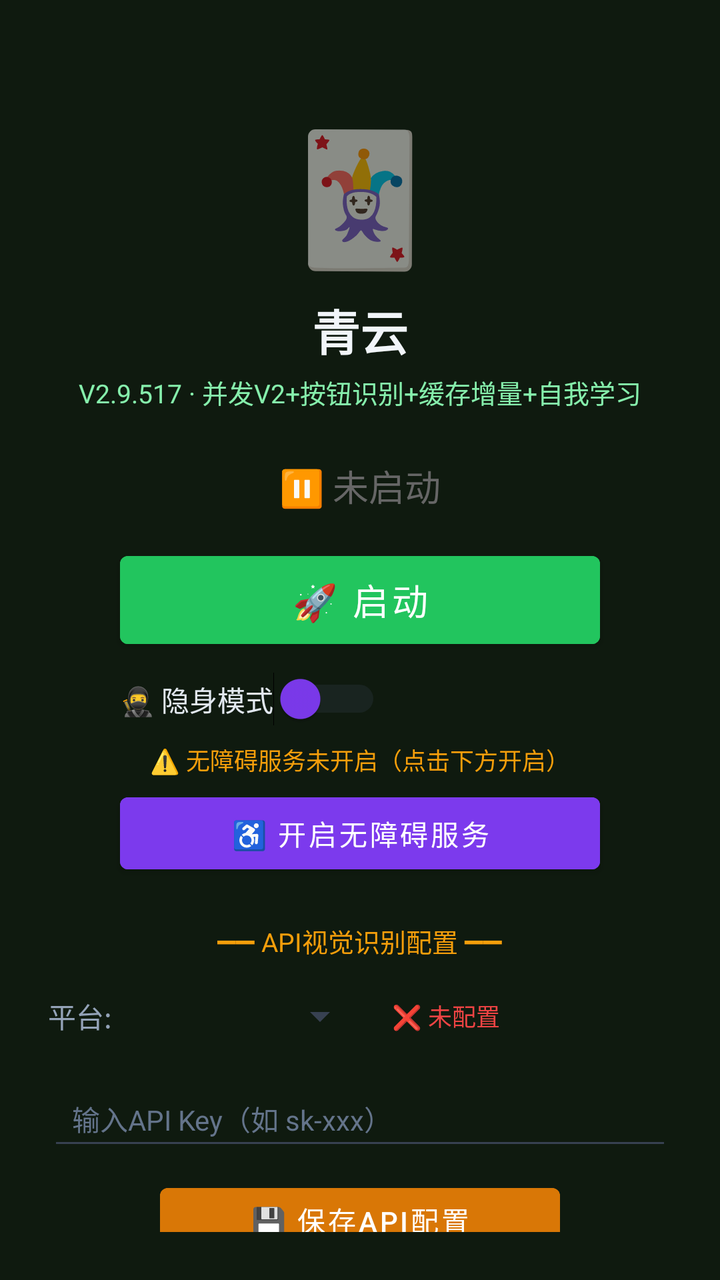
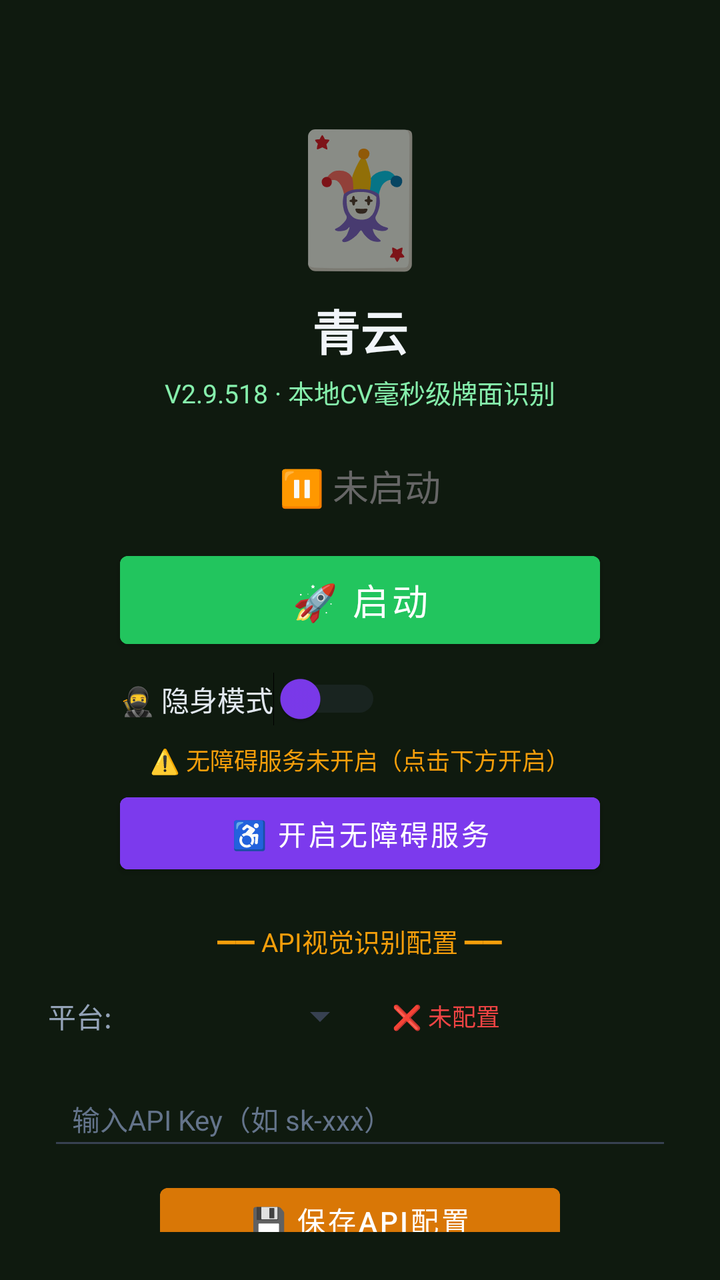

Two renders of the same Android screen: before a commit and after it. Below are the layout's source before the change and the commit's diff.
<!-- AndroidManifest.xml: activity theme Theme.MjScreenshot -->
<!-- res/layout/activity_main.xml -->
<?xml version="1.0" encoding="utf-8"?>
<LinearLayout xmlns:android="http://schemas.android.com/apk/res/android"
    android:layout_width="match_parent"
    android:layout_height="match_parent"
    android:orientation="vertical"
    android:background="#0f1a0f"
    android:padding="24dp"
    android:gravity="center_horizontal">

    <TextView
        android:layout_width="wrap_content"
        android:layout_height="wrap_content"
        android:text="🃏"
        android:textSize="64sp"
        android:layout_marginTop="30dp" />

    <TextView
        android:layout_width="wrap_content"
        android:layout_height="wrap_content"
        android:text="青云"
        android:textSize="24sp"
        android:textColor="#f1f5f9"
        android:textStyle="bold"
        android:layout_marginTop="8dp" />

    <TextView
        android:layout_width="wrap_content"
        android:layout_height="wrap_content"
        android:text="V2.9.517 · 并发V2+按钮识别+缓存增量+自我学习"
        android:textSize="13sp"
        android:textColor="#86efac"
        android:layout_marginTop="4dp" />

    <TextView
        android:id="@+id/tvStatus"
        android:layout_width="wrap_content"
        android:layout_height="wrap_content"
        android:text="⏸ 未启动"
        android:textSize="18sp"
        android:textColor="#666666"
        android:layout_marginTop="24dp" />

    <Button
        android:id="@+id/btnStart"
        android:layout_width="240dp"
        android:layout_height="56dp"
        android:text="🚀 启动"
        android:textSize="18sp"
        android:textColor="#ffffff"
        android:backgroundTint="#22c55e"
        android:layout_marginTop="16dp" />

    <Button
        android:id="@+id/btnHelper"
        android:layout_width="240dp"
        android:layout_height="56dp"
        android:text="🃏 打开智囊"
        android:textSize="16sp"
        android:textColor="#ffffff"
        android:backgroundTint="#16a34a"
        android:layout_marginTop="12dp"
        android:visibility="gone" />

    
    <LinearLayout
        android:layout_width="240dp"
        android:layout_height="wrap_content"
        android:orientation="horizontal"
        android:gravity="center_vertical"
        android:layout_marginTop="8dp">

        <Switch
            android:id="@+id/switchStealth"
            android:layout_width="wrap_content"
            android:layout_height="wrap_content"
            android:text="🥷 隐身模式"
            android:textColor="#e2e8f0"
            android:textSize="14sp"
            android:thumbTint="#7c3aed"
            android:trackTint="#374151" />
    </LinearLayout>

    <TextView
        android:id="@+id/tvAccessibilityStatus"
        android:layout_width="wrap_content"
        android:layout_height="wrap_content"
        android:text="⚠️ 无障碍服务未开启（点击下方开启）"
        android:textSize="12sp"
        android:textColor="#f59e0b"
        android:layout_marginTop="8dp"
        android:gravity="center" />

    <Button
        android:id="@+id/btnAccessibility"
        android:layout_width="240dp"
        android:layout_height="48dp"
        android:text="♿ 开启无障碍服务"
        android:textSize="14sp"
        android:textColor="#ffffff"
        android:backgroundTint="#7c3aed"
        android:layout_marginTop="4dp" />

    <TextView
        android:layout_width="wrap_content"
        android:layout_height="wrap_content"
        android:text="━━ API视觉识别配置 ━━"
        android:textSize="13sp"
        android:textColor="#f59e0b"
        android:layout_marginTop="20dp" />

    <LinearLayout
        android:layout_width="match_parent"
        android:layout_height="wrap_content"
        android:orientation="horizontal"
        android:layout_marginTop="8dp"
        android:gravity="center_vertical">

        <TextView
            android:layout_width="wrap_content"
            android:layout_height="wrap_content"
            android:text="平台:"
            android:textSize="14sp"
            android:textColor="#94a3b8" />

        <Spinner
            android:id="@+id/spinnerProvider"
            android:layout_width="120dp"
            android:layout_height="40dp"
            android:layout_marginStart="8dp"
            android:backgroundTint="#374151" />

        <TextView
            android:id="@+id/tvApiStatus"
            android:layout_width="wrap_content"
            android:layout_height="wrap_content"
            android:text="❌ 未配置"
            android:textSize="12sp"
            android:textColor="#ef4444"
            android:layout_marginStart="12dp" />
    </LinearLayout>

    <EditText
        android:id="@+id/etApiKey"
        android:layout_width="match_parent"
        android:layout_height="44dp"
        android:hint="输入API Key（如 sk-xxx）"
        android:textSize="14sp"
        android:textColor="#e2e8f0"
        android:textColorHint="#64748b"
        android:backgroundTint="#374151"
        android:inputType="textPassword"
        android:layout_marginTop="8dp"
        android:paddingStart="12dp"
        android:paddingEnd="12dp" />

    <Button
        android:id="@+id/btnSaveApi"
        android:layout_width="200dp"
        android:layout_height="44dp"
        android:text="💾 保存API配置"
        android:textSize="14sp"
        android:textColor="#ffffff"
        android:backgroundTint="#d97706"
        android:layout_marginTop="8dp" />

    <TextView
        android:id="@+id/tvHint"
        android:layout_width="wrap_content"
        android:layout_height="wrap_content"
        android:text="先点上方按钮启动截屏"
        android:textSize="13sp"
        android:textColor="#666666"
        android:layout_marginTop="12dp"
        android:gravity="center" />

    <TextView
        android:layout_width="wrap_content"
        android:layout_height="wrap_content"
        android:text="使用步骤：\n1. 配置API Key（支持OpenAI/通义千问VL/硅基流动）\n2. 点「开启无障碍服务」→ 开启\n3. 开启「🥷隐身模式」(反检测)\n4. 点「启动」→ 允许悬浮窗\n5. 打牌时点屏幕上的🎯悬浮球即可截屏识别\n★ 拖动悬浮球可移到不挡牌的位置 ★\n★ 长按悬浮球可展开/收起详细面板 ★\n★ 悬浮球边框颜色=建议：绿=加注 橙=跟注 红=弃牌 ★"
        android:textSize="12sp"
        android:textColor="#64748b"
        android:layout_marginTop="12dp"
        android:lineSpacingExtra="3dp" />

</LinearLayout>
<!-- resources referenced by this layout -->
<resources>
  <style name="Theme.MjScreenshot" parent="Theme.MaterialComponents.DayNight.DarkActionBar">
          <item name="colorPrimary">#1e40af</item>
          <item name="colorPrimaryVariant">#1e3a8a</item>
          <item name="colorOnPrimary">#ffffff</item>
          <item name="android:statusBarColor">#0f172a</item>
      </style>
</resources>

<!-- the commit's change to res/layout/activity_main.xml (unified diff, before → after) -->
@@ -26,7 +26,7 @@
     <TextView
         android:layout_width="wrap_content"
         android:layout_height="wrap_content"
-        android:text="V2.9.517 · 并发V2+按钮识别+缓存增量+自我学习"
+        android:text="V2.9.518 · 本地CV毫秒级牌面识别"
         android:textSize="13sp"
         android:textColor="#86efac"
         android:layout_marginTop="4dp" />
